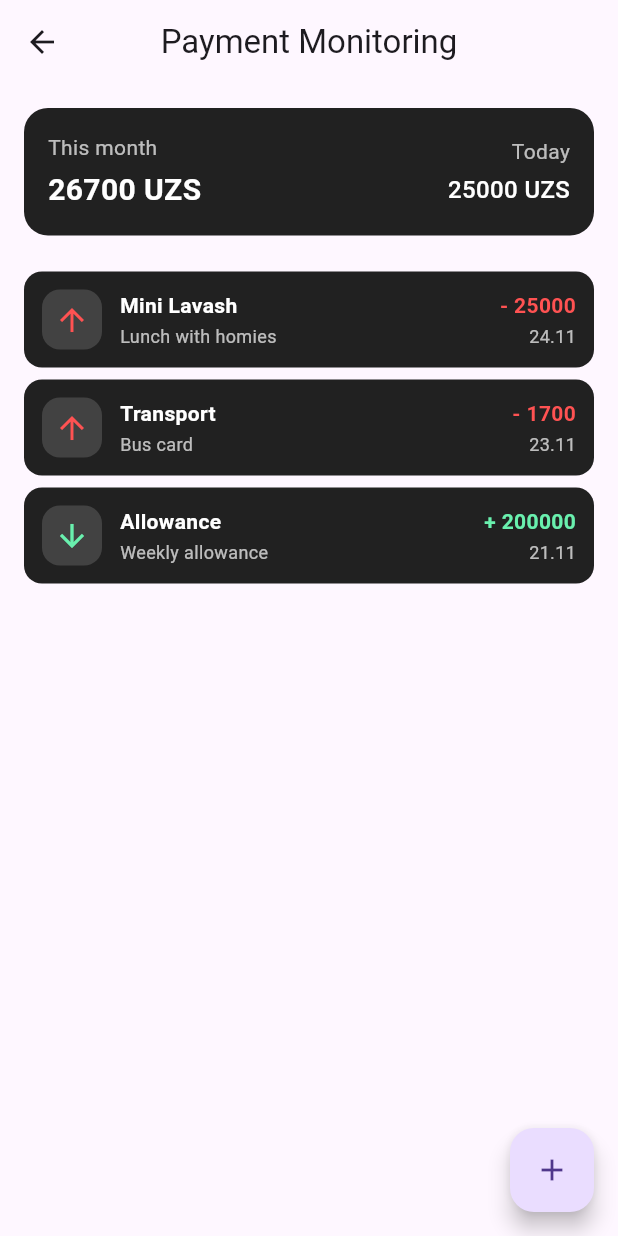
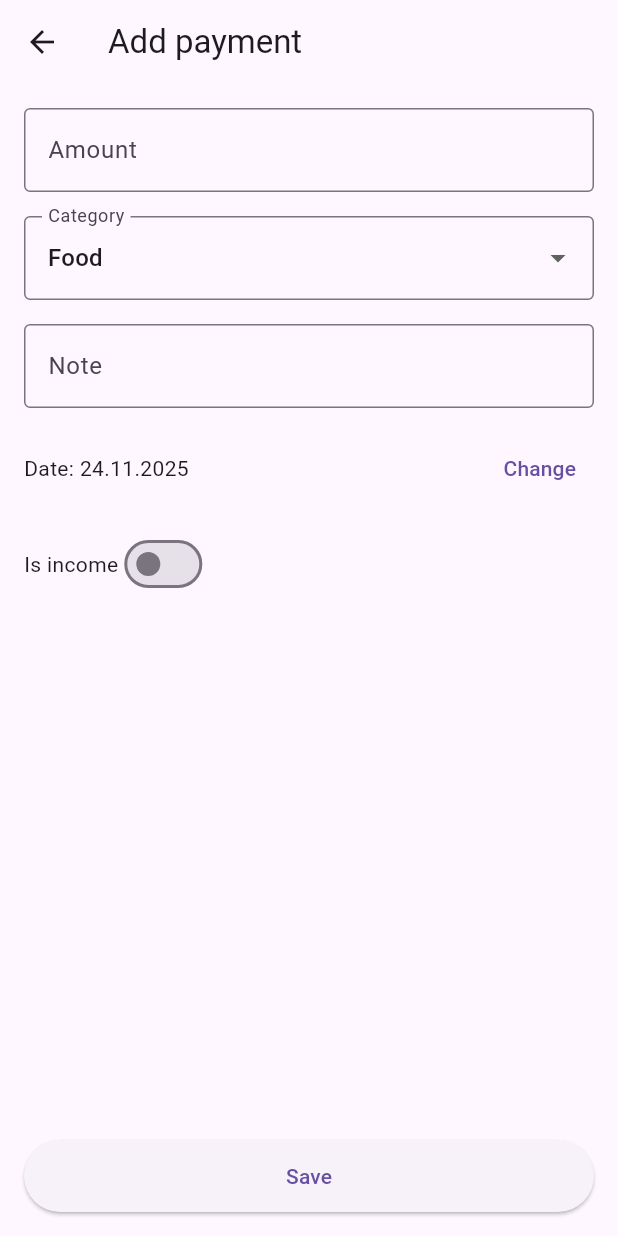
Before and after one commit to UlugKh/SmartBudget, a Flutter app: the PaymentMonitoringPage screen opened directly, after a tap on the "add" icon, on a phone screen of 412 x 824 dp. Run offline on Flutter 3.47's test engine with Material 3 defaults, Android fonts, the phone set to English and light mode, and no system bars; our stand-ins replace flutter_svg.

Commit message:
FAB with the option to add a payment is created and integrated to payment_monitoring_page.dart

```diff
--- /dev/null
+++ b/lib/pages/add_payment_page.dart
@@ -0,0 +1,157 @@
+import 'package:flutter/material.dart';
+import '../models/payment.dart';
+
+class AddPaymentPage extends StatefulWidget {
+  const AddPaymentPage({super.key});
+
+  @override
+  State<AddPaymentPage> createState() => _AddPaymentPageState();
+}
+
+class _AddPaymentPageState extends State<AddPaymentPage> {
+  final TextEditingController _amountController = TextEditingController();
+  final TextEditingController _noteController = TextEditingController();
+
+  String _selectedCategory = 'Food';
+  bool _isIncome = false;
+  DateTime _selectedDate = DateTime.now();
+
+  @override
+  void dispose() {
+    _amountController.dispose();
+    _noteController.dispose();
+    super.dispose();
+  }
+
+  void _pickDate() async {
+    final now = DateTime.now();
+    final result = await showDatePicker(
+      context: context,
+      initialDate: _selectedDate,
+      firstDate: DateTime(now.year - 1),
+      lastDate: DateTime(now.year + 1),
+    );
+    if (result != null) {
+      setState(() {
+        _selectedDate = result;
+      });
+    }
+  }
+
+  void _save() {
+    final rawAmount = _amountController.text.trim();
+    final amount = double.tryParse(rawAmount);
+
+    if (amount == null || amount <= 0) {
+      ScaffoldMessenger.of(context).showSnackBar(
+        const SnackBar(content: Text('Please enter a valid amount')),
+      );
+      return;
+    }
+
+    final note = _noteController.text.trim();
+
+    final payment = Payment(
+      id: DateTime.now().millisecondsSinceEpoch.toString(),
+      amount: amount,
+      category: _selectedCategory,
+      note: note.isEmpty ? '-' : note,
+      date: _selectedDate,
+      isIncome: _isIncome,
+    );
+
+    Navigator.of(context).pop(payment);
+  }
+
+  @override
+  Widget build(BuildContext context) {
+    return Scaffold(
+      appBar: AppBar(
+        title: const Text('Add payment'),
+      ),
+      body: Padding(
+        padding: const EdgeInsets.all(16),
+        child: Column(
+          crossAxisAlignment: CrossAxisAlignment.stretch,
+          children: [
+            TextField(
+              controller: _amountController,
+              keyboardType: TextInputType.number,
+              decoration: const InputDecoration(
+                labelText: 'Amount',
+                border: OutlineInputBorder(),
+              ),
+            ),
+            const SizedBox(height: 16),
+            DropdownButtonFormField<String>(
+              value: _selectedCategory,
+              items: const [
+                DropdownMenuItem(value: 'Food', child: Text('Food')),
+                DropdownMenuItem(value: 'Transport', child: Text('Transport')),
+                DropdownMenuItem(value: 'Shopping', child: Text('Shopping')),
+                DropdownMenuItem(value: 'Salary', child: Text('Salary')),
+                DropdownMenuItem(value: 'Other', child: Text('Other')),
+              ],
+              onChanged: (value) {
+                if (value == null) return;
+                setState(() {
+                  _selectedCategory = value;
+                });
+              },
+              decoration: const InputDecoration(
+                labelText: 'Category',
+                border: OutlineInputBorder(),
+              ),
+            ),
+            const SizedBox(height: 16),
+            TextField(
+              controller: _noteController,
+              decoration: const InputDecoration(
+                labelText: 'Note',
+                border: OutlineInputBorder(),
+              ),
+            ),
+            const SizedBox(height: 16),
+            Row(
+              children: [
+                Expanded(
+                  child: Text(
+                    'Date: ${_selectedDate.day.toString().padLeft(2, '0')}.'
+                        '${_selectedDate.month.toString().padLeft(2, '0')}.'
+                        '${_selectedDate.year}',
+                  ),
+                ),
+                TextButton(
+                  onPressed: _pickDate,
+                  child: const Text('Change'),
+                ),
+              ],
+            ),
+            const SizedBox(height: 16),
+            Row(
+              children: [
+                const Text('Is income'),
+                Switch(
+                  value: _isIncome,
+                  onChanged: (value) {
+                    setState(() {
+                      _isIncome = value;
+                    });
+                  },
+                ),
+              ],
+            ),
+            const Spacer(),
+            SizedBox(
+              height: 48,
+              child: ElevatedButton(
+                onPressed: _save,
+                child: const Text('Save'),
+              ),
+            ),
+          ],
+        ),
+      ),
+    );
+  }
+}
--- a/lib/pages/payment_monitoring_page.dart
+++ b/lib/pages/payment_monitoring_page.dart
@@ -1,5 +1,6 @@
 import 'package:flutter/material.dart';
 import '../models/payment.dart';
+import 'add_payment_page.dart';
 
 class PaymentMonitoringPage extends StatefulWidget {
   const PaymentMonitoringPage({super.key});
@@ -67,6 +68,20 @@ class _PaymentMonitoringPageState extends State<PaymentMonitoringPage> {
         .fold(0, (sum, p) => sum + p.amount);
   }
 
+  Future<void> _openAddPaymentPage() async {
+    final result = await Navigator.of(context).push<Payment>(
+      MaterialPageRoute(
+        builder: (context) => const AddPaymentPage(),
+      ),
+    );
+
+    if (result != null) {
+      setState(() {
+        _payments.add(result);
+      });
+    }
+  }
+
   @override
   Widget build(BuildContext context) {
     return Scaffold(
@@ -83,7 +98,7 @@ class _PaymentMonitoringPageState extends State<PaymentMonitoringPage> {
         ],
       ),
       floatingActionButton: FloatingActionButton(
-        onPressed: () {},
+        onPressed: _openAddPaymentPage,
         child: const Icon(Icons.add),
       ),
     );
```
